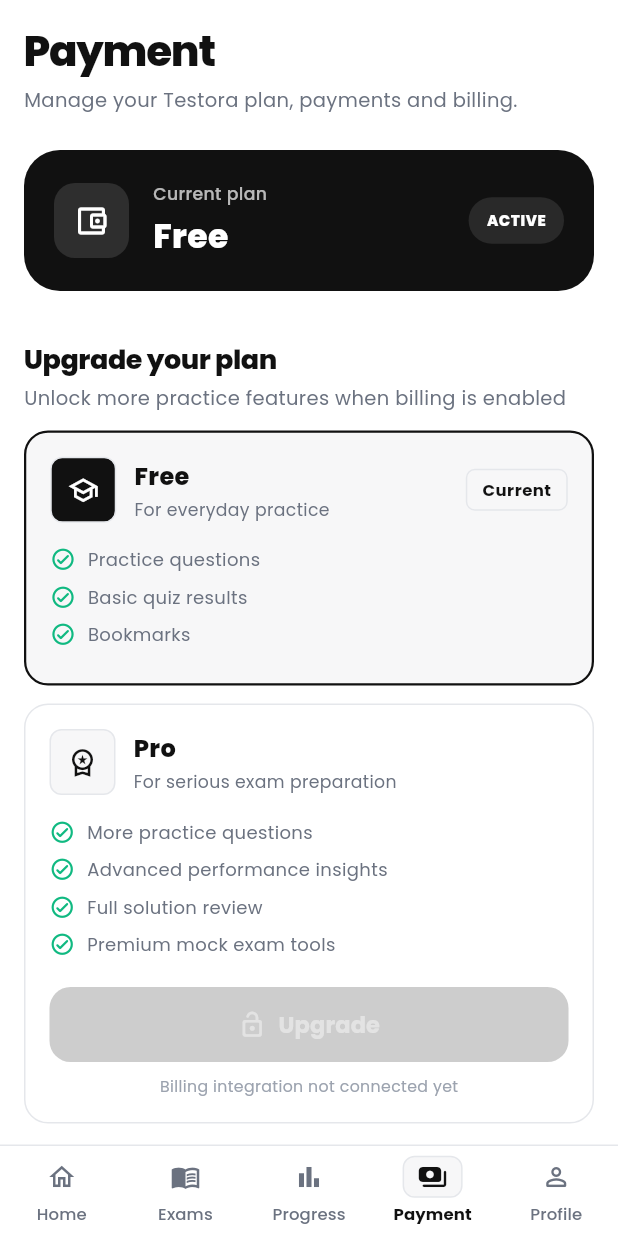
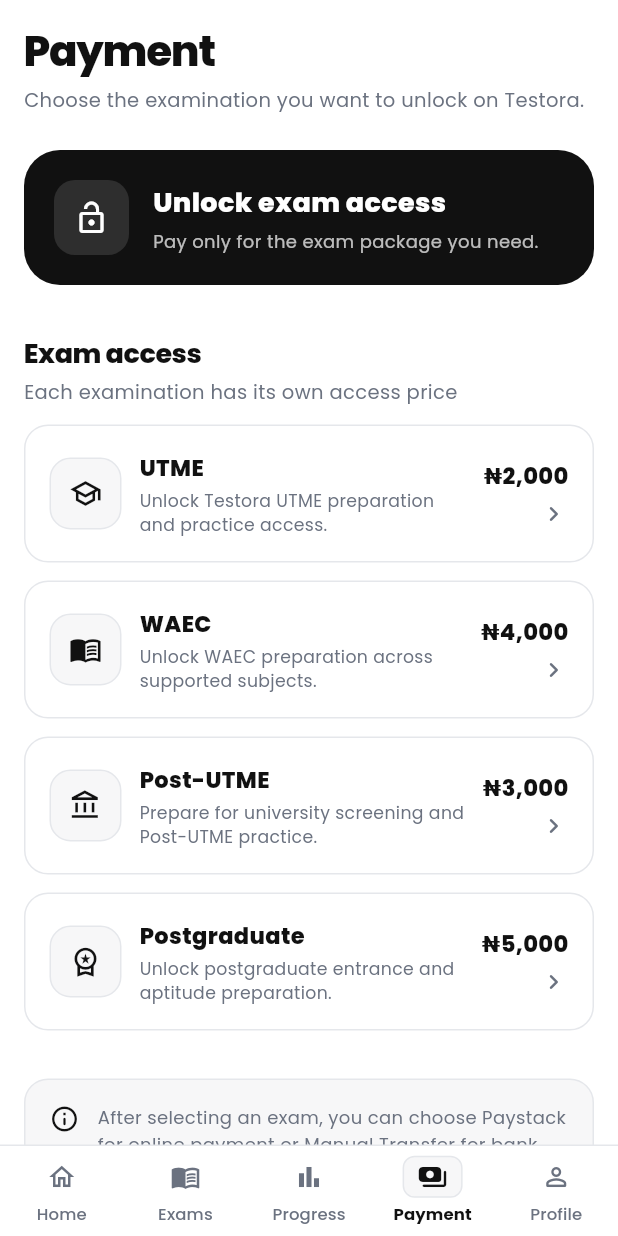
Before and after one commit to daveEmpire03/testora_flutter_ui, a Flutter app: the PaymentScreen screen opened by its route, on a phone screen of 412 x 824 dp. Run offline on Flutter 3.47's test engine with Material 3 defaults, Android fonts, the phone set to English and light mode, and no system bars; our stand-ins replace flutter_animate, flutter_riverpod, go_router, google_fonts, shimmer; accounts and stored records are empty.

Commit message:
feat: turn payment page into exam package catalog

```diff
--- a/lib/features/payment/presentation/screens/payment_screen.dart
+++ b/lib/features/payment/presentation/screens/payment_screen.dart
@@ -1,15 +1,20 @@
 import 'package:flutter/material.dart';
+import 'package:flutter_riverpod/flutter_riverpod.dart';
+import 'package:go_router/go_router.dart';
 
 import '../../../../core/theme/app_colors.dart';
 import '../../../../core/theme/app_theme.dart';
 import '../../../../shared/testora_widgets.dart';
+import '../../application/payment_catalog_provider.dart';
+import '../../domain/entities/exam_payment_package.dart';
 
-class PaymentScreen extends StatelessWidget {
+class PaymentScreen extends ConsumerWidget {
   const PaymentScreen({super.key});
 
   @override
-  Widget build(BuildContext context) {
+  Widget build(BuildContext context, WidgetRef ref) {
     final tokens = context.tokens;
+    final packages = ref.watch(paymentPackagesProvider);
 
     return TestoraScaffold(
       child: ListView(
@@ -33,7 +38,7 @@
           ),
           const SizedBox(height: AppSpacing.sm),
           Text(
-            'Manage your Testora plan, payments and billing.',
+            'Choose the examination you want to unlock on Testora.',
             style: TextStyle(
               color: tokens.textSecondary,
               fontSize: 13,
@@ -42,82 +47,48 @@
           ),
           const SizedBox(height: AppSpacing.xxl),
 
-          const _CurrentPlanCard(),
+          _AccessInfoCard(),
 
           const SizedBox(height: AppSpacing.section),
           const SectionTitle(
-            title: 'Upgrade your plan',
-            subtitle: 'Unlock more practice features when billing is enabled',
+            title: 'Exam access',
+            subtitle: 'Each examination has its own access price',
           ),
           const SizedBox(height: AppSpacing.md),
 
-          const _PlanCard(
-            title: 'Free',
-            subtitle: 'For everyday practice',
-            icon: Icons.school_outlined,
-            features: [
-              'Practice questions',
-              'Basic quiz results',
-              'Bookmarks',
+          for (var index = 0; index < packages.length; index++) ...[
+            _ExamPaymentCard(
+              package: packages[index],
+              onTap:
+                  () => context.pushNamed(
+                    'payment-checkout',
+                    pathParameters: {'packageId': packages[index].id},
+                  ),
+            ),
+            if (index != packages.length - 1)
+              const SizedBox(height: AppSpacing.md),
           ],
-            selected: true,
-          ),
-
-          const SizedBox(height: AppSpacing.md),
-
-          const _PlanCard(
-            title: 'Pro',
-            subtitle: 'For serious exam preparation',
-            icon: Icons.workspace_premium_outlined,
-            features: [
-              'More practice questions',
-              'Advanced performance insights',
-              'Full solution review',
-              'Premium mock exam tools',
-            ],
-          ),
 
           const SizedBox(height: AppSpacing.section),
-          const SectionTitle(title: 'Payment method'),
-          const SizedBox(height: AppSpacing.md),
-
           TestoraCard(
+            backgroundColor: tokens.surfaceSecondary,
             child: Row(
+              crossAxisAlignment: CrossAxisAlignment.start,
               children: [
-                Container(
-                  width: 44,
-                  height: 44,
-                  decoration: BoxDecoration(
-                    color: tokens.surfaceSecondary,
-                    borderRadius: BorderRadius.circular(AppRadius.sm),
-                    border: Border.all(color: tokens.border),
-                  ),
-                  child: Icon(
-                    Icons.credit_card_outlined,
+                Icon(
+                  Icons.info_outline_rounded,
                   color: tokens.textPrimary,
-                    size: 21,
-                  ),
+                  size: 20,
                 ),
                 const SizedBox(width: AppSpacing.md),
                 Expanded(
-                  child: Column(
-                    crossAxisAlignment: CrossAxisAlignment.start,
-                    children: [
-                      Text(
-                        'No payment method',
-                        style: TextStyle(
-                          color: tokens.textPrimary,
-                          fontSize: 14,
-                          fontWeight: FontWeight.w700,
-                        ),
-                      ),
-                      const SizedBox(height: 3),
-                      Text(
-                        'A payment method will appear here after billing is connected.',
+                  child: Text(
+                    'After selecting an exam, you can choose Paystack for online payment or Manual Transfer for bank payment.',
                     style: TextStyle(
                       color: tokens.textSecondary,
-                          fontSize: 11.5,
-                          height: 1.4,
+                      fontSize: 12,
+                      height: 1.5,
+                    ),
                   ),
                 ),
               ],
@@ -125,26 +96,11 @@
           ),
         ],
       ),
-          ),
-
-          const SizedBox(height: AppSpacing.section),
-          const SectionTitle(title: 'Billing history'),
-          const SizedBox(height: AppSpacing.md),
-
-          const TestoraEmptyState(
-            icon: Icons.receipt_long_outlined,
-            title: 'No payments yet',
-            message: 'Your completed Testora payments will appear here.',
-          ),
-        ],
-      ),
     );
   }
 }
 
-class _CurrentPlanCard extends StatelessWidget {
-  const _CurrentPlanCard();
-
+class _AccessInfoCard extends StatelessWidget {
   @override
   Widget build(BuildContext context) {
     final tokens = context.tokens;
@@ -165,7 +121,7 @@
               borderRadius: BorderRadius.circular(AppRadius.button),
             ),
             child: Icon(
-              Icons.account_balance_wallet_outlined,
+              Icons.lock_open_outlined,
               color: tokens.background,
               size: 24,
             ),
@@ -176,42 +132,23 @@
               crossAxisAlignment: CrossAxisAlignment.start,
               children: [
                 Text(
-                  'Current plan',
+                  'Unlock exam access',
                   style: TextStyle(
-                    color: tokens.background.withValues(alpha: 0.70),
-                    fontSize: 11.5,
-                    fontWeight: FontWeight.w500,
+                    color: tokens.background,
+                    fontSize: 18,
+                    fontWeight: FontWeight.w800,
                   ),
                 ),
                 const SizedBox(height: AppSpacing.xs),
                 Text(
-                  'Free',
+                  'Pay only for the exam package you need.',
                   style: TextStyle(
-                    color: tokens.background,
-                    fontSize: 22,
-                    fontWeight: FontWeight.w800,
+                    color: tokens.background.withValues(alpha: 0.72),
+                    fontSize: 12,
+                    height: 1.4,
                   ),
                 ),
               ],
-            ),
-          ),
-          Container(
-            padding: const EdgeInsets.symmetric(
-              horizontal: AppSpacing.md,
-              vertical: AppSpacing.sm,
-            ),
-            decoration: BoxDecoration(
-              color: tokens.background.withValues(alpha: 0.10),
-              borderRadius: BorderRadius.circular(AppRadius.circle),
-            ),
-            child: Text(
-              'ACTIVE',
-              style: TextStyle(
-                color: tokens.background,
-                fontSize: 10,
-                fontWeight: FontWeight.w800,
-                letterSpacing: 0.4,
-              ),
             ),
           ),
         ],
@@ -220,50 +157,36 @@
   }
 }
 
-class _PlanCard extends StatelessWidget {
-  const _PlanCard({
-    required this.title,
-    required this.subtitle,
-    required this.icon,
-    required this.features,
-    this.selected = false,
+class _ExamPaymentCard extends StatelessWidget {
+  const _ExamPaymentCard({
+    required this.package,
+    required this.onTap,
   });
 
-  final String title;
-  final String subtitle;
-  final IconData icon;
-  final List<String> features;
-  final bool selected;
+  final ExamPaymentPackage package;
+  final VoidCallback onTap;
 
   @override
   Widget build(BuildContext context) {
     final tokens = context.tokens;
 
     return TestoraCard(
-      isSelected: selected,
-      child: Column(
-        crossAxisAlignment: CrossAxisAlignment.start,
-        children: [
-          Row(
+      onTap: onTap,
+      padding: const EdgeInsets.all(AppSpacing.lg),
+      child: Row(
         children: [
           Container(
-                width: 44,
-                height: 44,
+            width: 48,
+            height: 48,
             decoration: BoxDecoration(
-                  color:
-                      selected
-                          ? tokens.textPrimary
-                          : tokens.surfaceSecondary,
-                  borderRadius: BorderRadius.circular(AppRadius.sm),
+              color: tokens.surfaceSecondary,
+              borderRadius: BorderRadius.circular(AppRadius.button),
               border: Border.all(color: tokens.border),
             ),
             child: Icon(
-                  icon,
-                  color:
-                      selected
-                          ? tokens.background
-                          : tokens.textPrimary,
-                  size: 21,
+              _iconFor(package.iconKey),
+              color: tokens.textPrimary,
+              size: 22,
             ),
           ),
           const SizedBox(width: AppSpacing.md),
@@ -272,87 +195,78 @@
               crossAxisAlignment: CrossAxisAlignment.start,
               children: [
                 Text(
-                      title,
+                  package.name,
                   style: TextStyle(
                     color: tokens.textPrimary,
-                        fontSize: 16,
+                    fontSize: 15,
                     fontWeight: FontWeight.w800,
                   ),
                 ),
-                    const SizedBox(height: 2),
+                const SizedBox(height: 3),
                 Text(
-                      subtitle,
+                  package.description,
+                  maxLines: 2,
+                  overflow: TextOverflow.ellipsis,
                   style: TextStyle(
                     color: tokens.textSecondary,
                     fontSize: 11.5,
+                    height: 1.4,
                   ),
                 ),
               ],
             ),
           ),
-              if (selected)
-                const TestoraBadge(label: 'Current'),
+          const SizedBox(width: AppSpacing.md),
+          Column(
+            crossAxisAlignment: CrossAxisAlignment.end,
+            children: [
+              Text(
+                _formatNaira(package.priceNaira),
+                style: TextStyle(
+                  color: tokens.textPrimary,
+                  fontSize: 15,
+                  fontWeight: FontWeight.w800,
+                ),
+              ),
+              const SizedBox(height: AppSpacing.xs),
+              Icon(
+                Icons.chevron_right_rounded,
+                color: tokens.textSecondary,
+                size: 20,
+              ),
             ],
           ),
-          const SizedBox(height: AppSpacing.lg),
-          for (final feature in features) ...[
-            _FeatureRow(label: feature),
-            const SizedBox(height: AppSpacing.sm),
-          ],
-          if (!selected) ...[
-            const SizedBox(height: AppSpacing.md),
-            TestoraButton(
-              label: 'Upgrade',
-              icon: Icons.lock_open_rounded,
-              enabled: false,
-              onTap: () {},
-            ),
-            const SizedBox(height: AppSpacing.sm),
-            Center(
-              child: Text(
-                'Billing integration not connected yet',
-                style: TextStyle(
-                  color: tokens.textMuted,
-                  fontSize: 10.5,
-                ),
-              ),
-            ),
-          ],
         ],
       ),
     );
   }
 }
 
-class _FeatureRow extends StatelessWidget {
-  const _FeatureRow({required this.label});
-
-  final String label;
-
-  @override
-  Widget build(BuildContext context) {
-    final tokens = context.tokens;
-
-    return Row(
-      crossAxisAlignment: CrossAxisAlignment.start,
-      children: [
-        Icon(
-          Icons.check_circle_outline_rounded,
-          size: 17,
-          color: AppColors.success,
-        ),
-        const SizedBox(width: AppSpacing.sm),
-        Expanded(
-          child: Text(
-            label,
-            style: TextStyle(
-              color: tokens.textSecondary,
-              fontSize: 12,
-              height: 1.4,
-            ),
-          ),
-        ),
-      ],
-    );
+IconData _iconFor(String key) {
+  switch (key) {
+    case 'school':
+      return Icons.school_outlined;
+    case 'menu_book':
+      return Icons.menu_book_outlined;
+    case 'account_balance':
+      return Icons.account_balance_outlined;
+    case 'workspace_premium':
+      return Icons.workspace_premium_outlined;
+    default:
+      return Icons.quiz_outlined;
   }
 }
+
+String _formatNaira(int amount) {
+  final raw = amount.toString();
+  final buffer = StringBuffer();
+
+  for (var index = 0; index < raw.length; index++) {
+    if (index > 0 && (raw.length - index) % 3 == 0) {
+      buffer.write(',');
+    }
+    buffer.write(raw[index]);
+  }
+
+  return '₦$buffer';
+}
```
Lines whose indentation alone changed are shown as unchanged.
